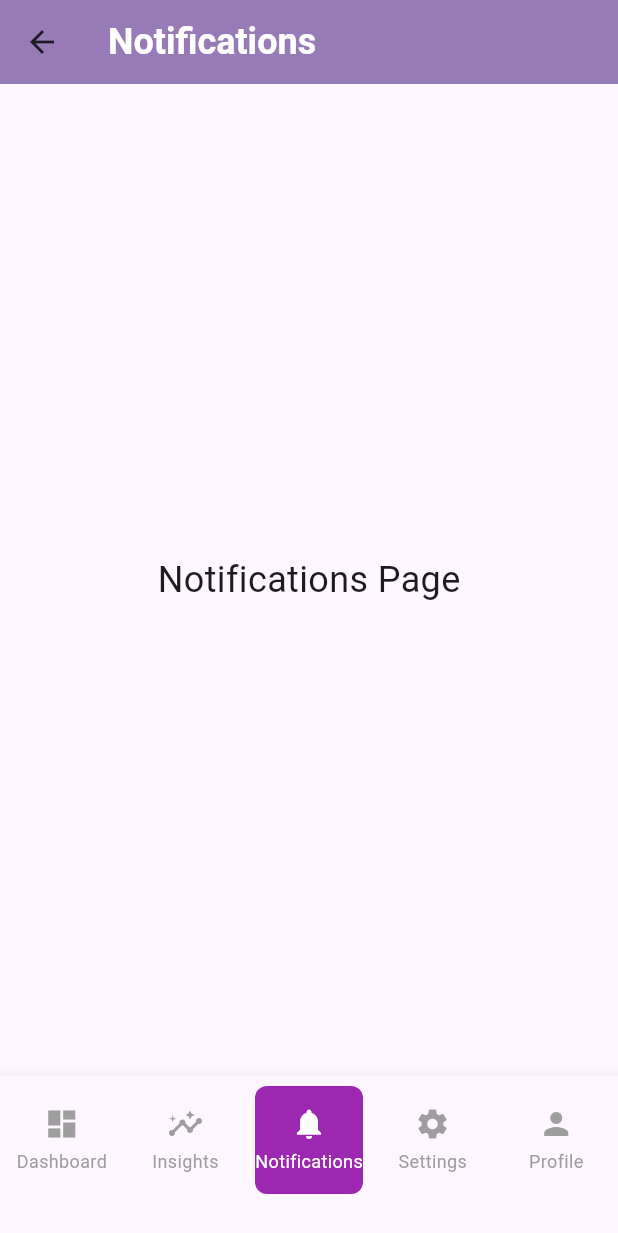
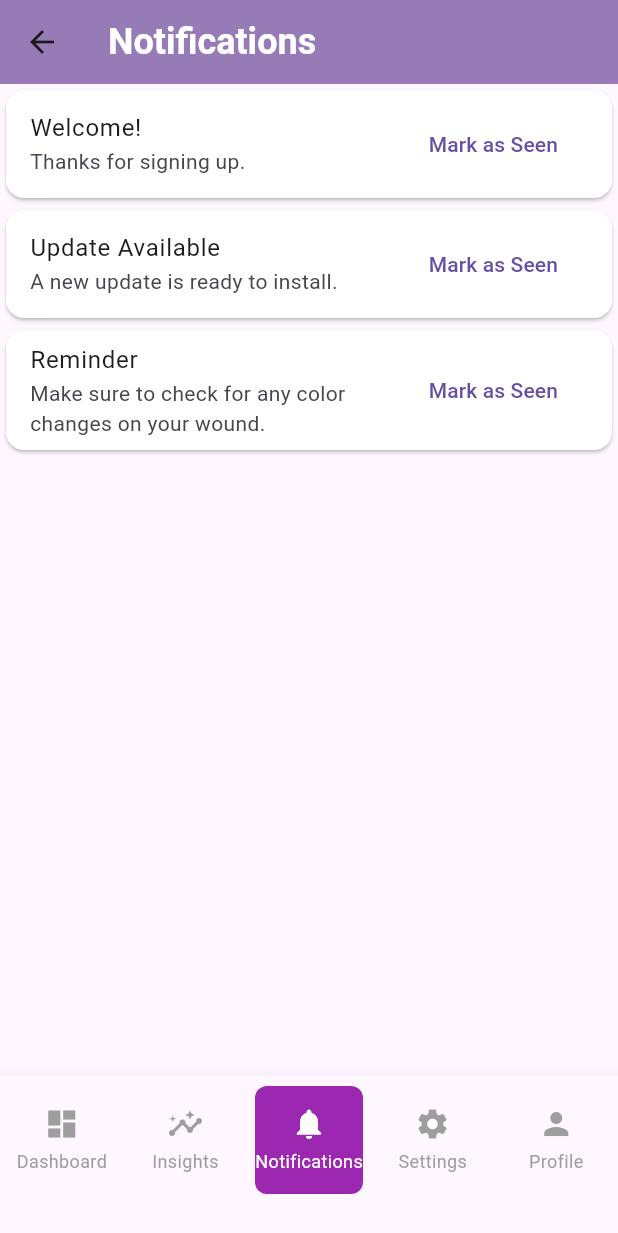
Before and after one commit to 500-TS-2-PatchNotes/PatchNotes-Mobile-App, a Flutter app: the MainScreen screen opened directly, item 3 of the bottom bar chosen, on a phone screen of 412 x 824 dp. Shown: the top 1233 px of the screen. Run offline on Flutter 3.47's test engine with Material 3 defaults, Android fonts, the phone set to English and light mode, and no system bars; our stand-ins replace cloud_firestore, firebase_auth, firebase_core, firebase_storage, fl_chart, fluttertoast; accounts and stored records are empty; network calls fail.

Commit message:
Created a Notifications Page + using API to pull random images

```diff
--- /dev/null
+++ b/patchnotes/lib/notifications.dart
@@ -0,0 +1,120 @@
+import 'package:flutter/material.dart';
+
+class NotificationsPage extends StatefulWidget {
+  const NotificationsPage({Key? key}) : super(key: key);
+
+  @override
+  State<NotificationsPage> createState() => _NotificationsPageState();
+}
+
+class _NotificationsPageState extends State<NotificationsPage> {
+  List<NotificationItem> notifications = [
+    NotificationItem(
+        id: '1', title: 'Welcome!', message: 'Thanks for signing up.'),
+    NotificationItem(
+        id: '2',
+        title: 'Update Available',
+        message: 'A new update is ready to install.'),
+    NotificationItem(
+        id: '3',
+        title: 'Reminder',
+        message: 'Make sure to check for any color changes on your wound.'),
+  ];
+
+  void _markAsSeen(int index) {
+    setState(() {
+      notifications[index].seen = true;
+    });
+  }
+
+  void _removeNotification(int index) {
+    setState(() {
+      notifications.removeAt(index);
+    });
+    ScaffoldMessenger.of(context).showSnackBar(
+      SnackBar(content: Text('Notification dismissed')),
+    );
+  }
+
+  @override
+  Widget build(BuildContext context) {
+    return Scaffold(
+      body: notifications.isEmpty
+          ? const Center(child: Text('No notifications'))
+          : ListView.builder(
+              itemCount: notifications.length,
+              itemBuilder: (context, index) {
+                final item = notifications[index];
+                return Dismissible(
+                  key: Key(item.id),
+                  background: Container(
+                    color: Colors.green,
+                    alignment: Alignment.centerLeft,
+                    padding: const EdgeInsets.symmetric(horizontal: 20.0),
+                    child: const Icon(Icons.check, color: Colors.white),
+                  ),
+                  secondaryBackground: Container(
+                    color: Colors.redAccent,
+                    alignment: Alignment.centerRight,
+                    padding: const EdgeInsets.symmetric(horizontal: 20.0),
+                    child: const Icon(Icons.delete, color: Colors.white),
+                  ),
+                  confirmDismiss: (direction) async {
+                    if (direction == DismissDirection.startToEnd) {
+                      // Swipe right: mark as seen and cancel dismissal.
+                      _markAsSeen(index);
+                      ScaffoldMessenger.of(context).showSnackBar(
+                        SnackBar(
+                            content: Text('"${item.title}" marked as seen')),
+                      );
+                      return false; // Prevent the dismissal removal.
+                    } else if (direction == DismissDirection.endToStart) {
+                      // Swipe left: allow dismissal (removal).
+                      return true;
+                    }
+                    return false;
+                  },
+                  onDismissed: (direction) {
+                    // This callback is only called if confirmDismiss returns true.
+                    if (direction == DismissDirection.endToStart) {
+                      _removeNotification(index);
+                    }
+                  },
+                  child: Card(
+                    color: item.seen ? Colors.grey.shade300 : Colors.white,
+                    child: ListTile(
+                      title: Text(item.title),
+                      subtitle: Text(item.message),
+                      trailing: TextButton(
+                        child: const Text('Mark as Seen'),
+                        onPressed: () {
+                          _markAsSeen(index);
+                          ScaffoldMessenger.of(context).showSnackBar(
+                            SnackBar(
+                                content:
+                                    Text('"${item.title}" marked as seen')),
+                          );
+                        },
+                      ),
+                    ),
+                  ),
+                );
+              },
+            ),
+    );
+  }
+}
+
+class NotificationItem {
+  final String id;
+  final String title;
+  final String message;
+  bool seen;
+
+  NotificationItem({
+    required this.id,
+    required this.title,
+    required this.message,
+    this.seen = false,
+  });
+}
--- a/patchnotes/pubspec.yaml
+++ b/patchnotes/pubspec.yaml
@@ -32,6 +32,7 @@ dependencies:
     sdk: flutter
 
   fl_chart: ^0.70.2
+  http: ^0.13.5
 
 
   # The following adds the Cupertino Icons font to your application.
```
Also changed, not shown: patchnotes/lib/main.dart (+51 -41 lines), patchnotes/lib/testImage.dart (added, +48 -0 lines), patchnotes/pubspec.lock.
